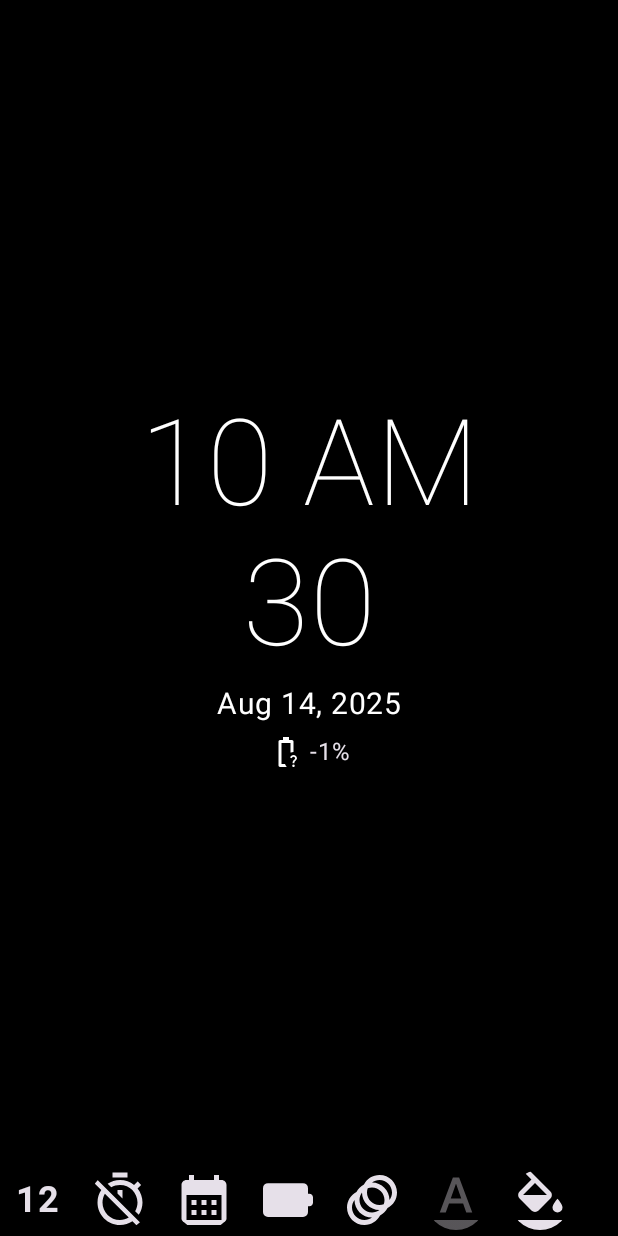
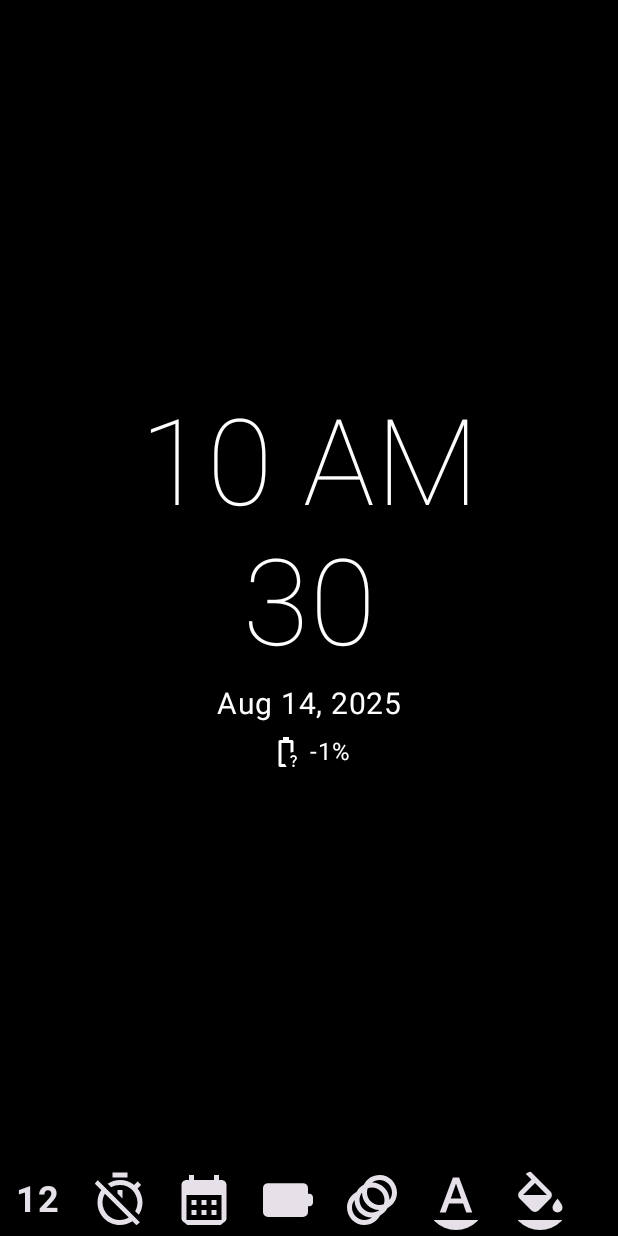
Before and after one commit to pnemonic78/clock_always_on, an Android app built with Jetpack Compose: the screen it shows after launch (MainActivity), on a phone screen of 412 x 824 dp. Run offline under Robolectric (Android 15) with nearby library versions, the phone set to English and light mode, and no system bars; our stand-ins replace Compose Multiplatform resources.

Commit message:
color picker

```diff
--- a/shared/src/commonMain/kotlin/pnemonic/clock_always_on/BatteryStatus.kt
+++ b/shared/src/commonMain/kotlin/pnemonic/clock_always_on/BatteryStatus.kt
@@ -10,6 +10,8 @@ import androidx.compose.material3.Text
 import androidx.compose.runtime.Composable
 import androidx.compose.runtime.remember
 import androidx.compose.ui.Modifier
+import androidx.compose.ui.graphics.Color
+import androidx.compose.ui.graphics.ColorFilter
 import androidx.compose.ui.tooling.preview.Preview
 import androidx.compose.ui.unit.dp
 import clock_always_on.shared.generated.resources.Res
@@ -35,18 +37,18 @@ import java.text.NumberFormat
 private val iconSize = 24.dp
 
 @Composable
-fun BatteryStatus(state: BatteryState) {
+fun BatteryStatus(state: BatteryState, color: Color = Color.Unspecified) {
     val formatter = remember { NumberFormat.getPercentInstance() }
 
     Row {
-        BatteryIcon(state.level, state.charging)
+        BatteryIcon(level = state.level, charging = state.charging, color = color)
         Spacer(modifier = Modifier.width(4.dp))
-        Text(text = formatter.format(state.level / 100f))
+        Text(text = formatter.format(state.level / 100f), color = color)
     }
 }
 
 @Composable
-fun BatteryIcon(level: Int, charging: Boolean) {
+fun BatteryIcon(level: Int, charging: Boolean, color: Color = Color.Unspecified) {
     val painter = when {
         (level < 0) -> painterResource(Res.drawable.ic_battery_unknown)
         charging && (level <= 20) -> painterResource(Res.drawable.ic_battery_charging_20)
@@ -65,10 +67,12 @@ fun BatteryIcon(level: Int, charging: Boolean) {
         (level < 99) -> painterResource(Res.drawable.ic_battery_6_bar)
         else -> painterResource(Res.drawable.ic_battery_full)
     }
+    val tint: ColorFilter? = if (color == Color.Unspecified) null else ColorFilter.tint(color)
 
     Image(
         modifier = Modifier.size(iconSize),
         painter = painter,
+        colorFilter = tint,
         contentDescription = "battery $level"
     )
 }
--- a/shared/src/commonMain/kotlin/pnemonic/clock_always_on/ClockViewModel.kt
+++ b/shared/src/commonMain/kotlin/pnemonic/clock_always_on/ClockViewModel.kt
@@ -73,6 +73,10 @@ class ClockViewModel(
         scope.launch { configData.setBackgroundColor(color) }
     }
 
+    fun setTextColor(color: Color) {
+        scope.launch { configData.setTextColor(color) }
+    }
+
     fun onClockClick(style: Int) {
         scope.launch {
             var styleNext = style + 1
@@ -108,9 +112,10 @@ class ClockViewModel(
     override val onBounceClick: BooleanCallback = {
         setBounce(it)
     }
-    override val onTextColorClick: ColorCallback = {
-        //TODO show color picker
-        //TODO setTextColor(it)
+    override val onTextColorClick: ColorCallback = { color ->
+        if (color != Color.Unspecified) {
+            setTextColor(color)
+        }
     }
     override val onBackgroundClick: ColorCallback = {
         setBackgroundColor(it)
--- a/shared/src/commonMain/kotlin/pnemonic/clock_always_on/DateView.kt
+++ b/shared/src/commonMain/kotlin/pnemonic/clock_always_on/DateView.kt
@@ -6,6 +6,7 @@ import androidx.compose.runtime.getValue
 import androidx.compose.runtime.mutableLongStateOf
 import androidx.compose.runtime.remember
 import androidx.compose.runtime.setValue
+import androidx.compose.ui.graphics.Color
 import androidx.compose.ui.tooling.preview.Preview
 import kotlinx.coroutines.delay
 import java.text.DateFormat
@@ -13,6 +14,7 @@ import java.text.DateFormat
 @Composable
 fun DateView(
     style: Int = DateFormat.DEFAULT,
+    color: Color = Color.Unspecified,
     onClick: IntCallback? = null
 ) {
     var time by remember { mutableLongStateOf(System.currentTimeMillis()) }
@@ -20,6 +22,7 @@ fun DateView(
     DigitalDate(
         time = time,
         style = style,
+        textColor = color,
         onClick = onClick
     )
 
--- a/shared/src/commonMain/kotlin/pnemonic/clock_always_on/DigitalDate.kt
+++ b/shared/src/commonMain/kotlin/pnemonic/clock_always_on/DigitalDate.kt
@@ -15,7 +15,7 @@ import java.text.DateFormat
 fun DigitalDate(
     time: Long,
     style: Int = DateFormat.DEFAULT,
-    textColor: Color = Color.White,
+    textColor: Color = Color.Unspecified,
     onClick: IntCallback? = null
 ) {
     val locale = Locale.current.platformLocale
--- a/shared/src/commonMain/kotlin/pnemonic/clock_always_on/MainView.kt
+++ b/shared/src/commonMain/kotlin/pnemonic/clock_always_on/MainView.kt
@@ -76,12 +76,13 @@ fun MainView() {
                     Spacer(modifier = Modifier.height(8.dp))
                     DateView(
                         style = configuration.dateStyle,
+                        color = configuration.textColor,
                         onClick = { viewModel.onDateClick(it) }
                     )
                 }
                 if (configuration.isBattery) {
                     Spacer(modifier = Modifier.height(8.dp))
-                    BatteryStatus(batteryState)
+                    BatteryStatus(batteryState, color = configuration.textColor)
                 }
             }
         }
--- a/shared/src/commonMain/kotlin/pnemonic/clock_always_on/SettingsBar.kt
+++ b/shared/src/commonMain/kotlin/pnemonic/clock_always_on/SettingsBar.kt
@@ -9,6 +9,10 @@ import androidx.compose.material3.Icon
 import androidx.compose.material3.IconButton
 import androidx.compose.material3.Text
 import androidx.compose.runtime.Composable
+import androidx.compose.runtime.getValue
+import androidx.compose.runtime.mutableStateOf
+import androidx.compose.runtime.remember
+import androidx.compose.runtime.setValue
 import androidx.compose.ui.Modifier
 import androidx.compose.ui.graphics.Color
 import androidx.compose.ui.platform.LocalDensity
@@ -48,6 +52,8 @@ fun SettingsBar(
     configuration: ClockConfiguration,
     listener: SettingsBarListener
 ) {
+    var showBottomSheet by remember { mutableStateOf(false) }
+
     Row(modifier = modifier.wrapContentSize()) {
         IconButton24(configuration.is24Hours, onClick = listener.on24HourClick)
         Spacer(modifier = Modifier.width(buttonSpace))
@@ -59,11 +65,20 @@ fun SettingsBar(
         Spacer(modifier = Modifier.width(buttonSpace))
         IconButtonBounce(configuration.isBounce, onClick = listener.onBounceClick)
         Spacer(modifier = Modifier.width(buttonSpace))
-        IconButtonTextColor(configuration.textColor, onClick = listener.onTextColorClick)
+        IconButtonTextColor(configuration.textColor, onClick = { showBottomSheet = true })
         Spacer(modifier = Modifier.width(buttonSpace))
         IconButtonBackgroundColor(
             configuration.backgroundColor,
             onClick = listener.onBackgroundClick
+        )
+    }
+    if (showBottomSheet) {
+        ColorPickerDialog(
+            onColorSelected = {
+                showBottomSheet = false
+                listener.onTextColorClick(it)
+            },
+            onDismissRequest = { showBottomSheet = false }
         )
     }
 }
@@ -152,8 +167,7 @@ private fun IconButtonBattery(selected: Boolean, onClick: BooleanCallback) {
 @Composable
 private fun IconButtonTextColor(color: Color, onClick: ColorCallback) {
     IconButton(
-        onClick = { onClick.invoke(color) },
-        enabled = false
+        onClick = { onClick.invoke(color) }
     ) {
         Icon(
             modifier = Modifier.size(buttonSize),
```
Also changed, not shown: shared/src/commonMain/kotlin/pnemonic/clock_always_on/ColorPicker.kt (added, +94 -0 lines).
